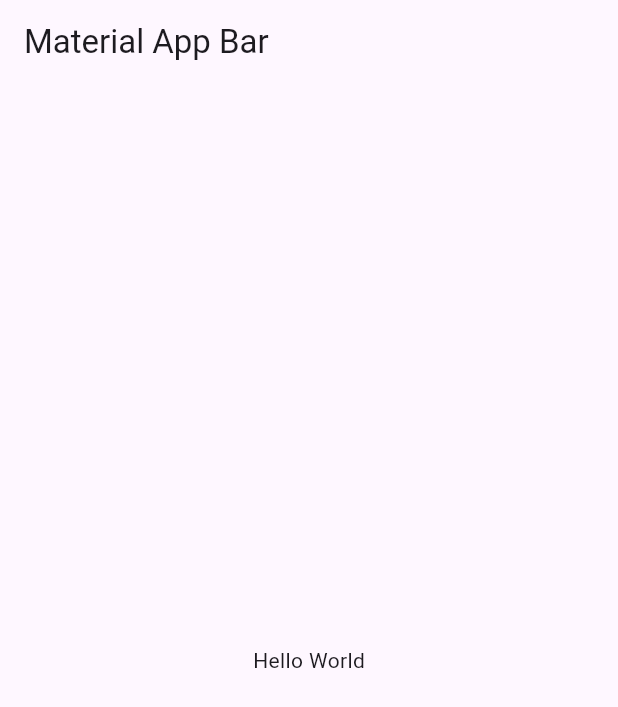
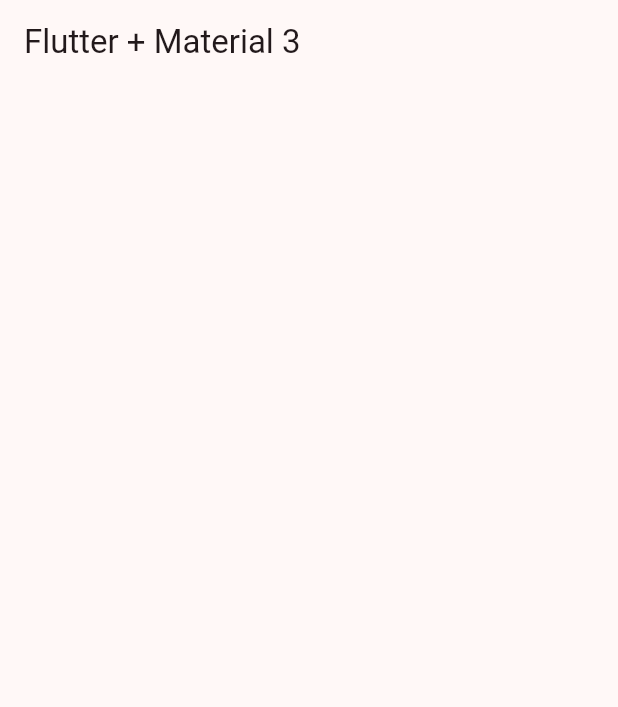
Before and after one commit to oscarlagatta/widgets_app, a Flutter app: the screen it shows after launch, on a phone screen of 412 x 824 dp. Shown: the top 707 px of the screen. Run offline on Flutter 3.47's test engine with Material 3 defaults, Android fonts, the phone set to English and light mode, and no system bars.

Commit message:
Add theme and menu configuration, refactor main app structure Created new files for app theme and menu configuration, and redesigned main application structure. Main app now uses WidgetsApp with a selected color theme, and a new HomeScreen is now set as home. The structure of widget tests have also been updated to reflect these changes.

```diff
--- /dev/null
+++ b/lib/config/theme/app_theme.dart
@@ -0,0 +1,31 @@
+import 'package:flutter/material.dart';
+
+const colorList = <Color>[
+  Colors.blue,
+  Colors.teal,
+  Colors.green,
+  Colors.red,
+  Colors.purple,
+  Colors.deepPurple,
+  Colors.orange,
+  Colors.pink,
+  Colors.pinkAccent,
+];
+
+class AppTheme {
+  AppTheme({this.selectedColor = 0})
+      : assert(
+          selectedColor >= 0,
+          'Selected color must be greater than 0',
+        ),
+        assert(selectedColor <= colorList.length,
+            'Selected color must be less or equal than ${colorList.length - 1},');
+
+  final int selectedColor;
+
+  ThemeData getTheme() => ThemeData(
+        useMaterial3: true,
+        colorSchemeSeed: colorList[selectedColor],
+        appBarTheme: const AppBarTheme(centerTitle: false),
+      );
+}
--- a/lib/main.dart
+++ b/lib/main.dart
@@ -1,4 +1,6 @@
 import 'package:flutter/material.dart';
+import 'package:widgets_app/config/theme/app_theme.dart';
+import 'package:widgets_app/presentation/screens/home/home_screen.dart';
 
 void main() => runApp(const WidgetsMainApp());
 
@@ -9,18 +11,13 @@ class WidgetsMainApp extends StatelessWidget {
   Widget build(BuildContext context) {
     return MaterialApp(
       debugShowCheckedModeBanner: false,
+      theme: AppTheme(
+        selectedColor: 8,
+      ).getTheme(),
       title: 'Material App',
-      home: Scaffold(
-        appBar: AppBar(
-          title: const Text('Material App Bar'),
-        ),
-        body: const Center(
-          child: Text('Hello World'),
-        ),
-      ),
+      home: const HomeScreen(),
     );
   }
 }
 
-
 // git checkout -- .  -> will recover all up to the last commit.
--- /dev/null
+++ b/lib/presentation/screens/home/home_screen.dart
@@ -0,0 +1,14 @@
+import 'package:flutter/material.dart';
+
+class HomeScreen extends StatelessWidget {
+  const HomeScreen({super.key});
+
+  @override
+  Widget build(BuildContext context) {
+    return Scaffold(
+      appBar: AppBar(
+        title: const Text('Flutter + Material 3'),
+      ),
+    );
+  }
+}
```
Also changed, not shown: lib/config/menu/menu_items.dart (added, +30 -0 lines), 1 other file.
